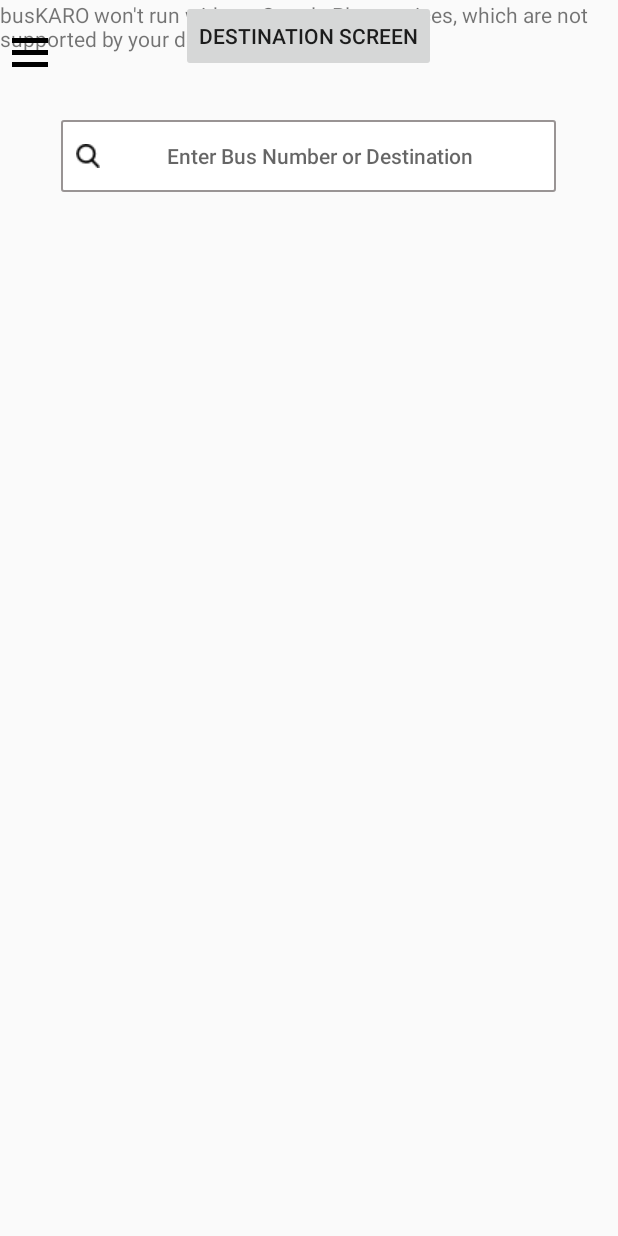
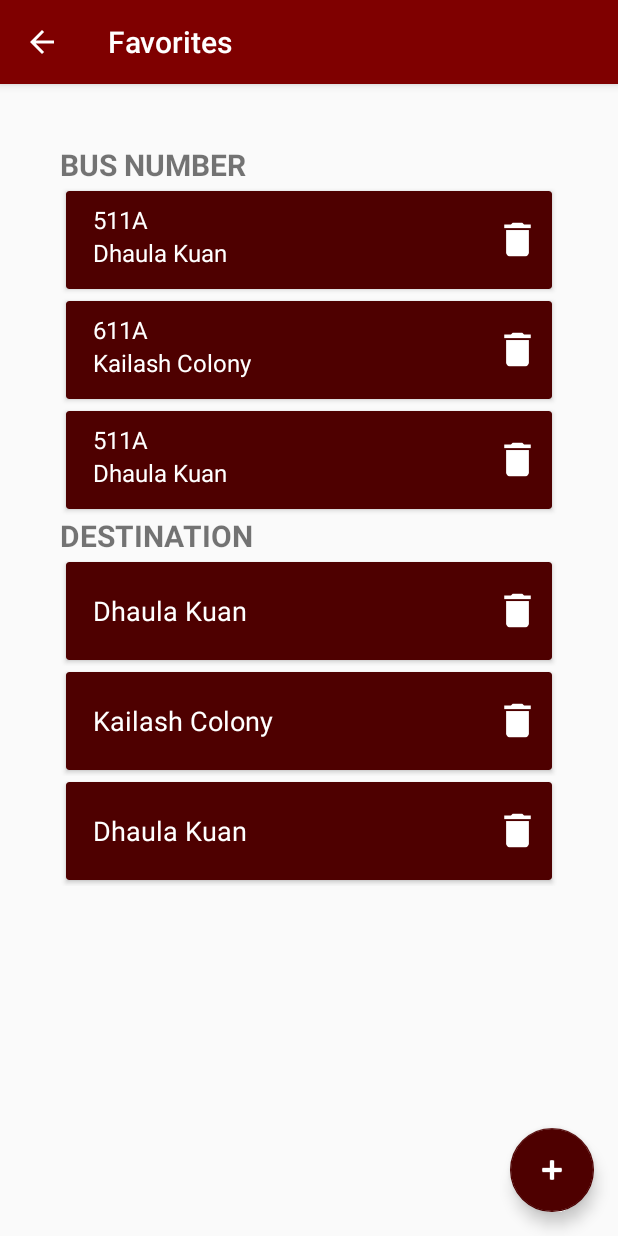
Before and after one commit to khurranasagar/busKAROApp, an Android app: the Homepage screen opened directly, with no data from a screen before it, after a tap on "Favorites", on a phone screen of 412 x 824 dp. Run offline under Robolectric (Android 15) with nearby library versions, the phone set to English and light mode, and no system bars; our stand-ins replace CircleImageView, Firebase (no records; nobody signed in at launch, a user with empty details on screens opened directly), Picasso; pictures from the network do not load; 5 statements that could not run were skipped; 3 other taps on this screen came first.

Commit message:
Favorites screen & nav drawer shadow removed

```diff
--- /dev/null
+++ b/app/src/main/java/com/example/sagar/buskaro/FavBusNo.java
@@ -0,0 +1,20 @@
+package com.example.sagar.buskaro;
+
+public class FavBusNo {
+    private String fav_busno;
+    private String fav_dest;
+
+    public String getFav_busno() {
+        return fav_busno;
+    }
+
+    public String getFav_dest() {
+        return fav_dest;
+    }
+
+    public FavBusNo(String fav_busno, String fav_dest) {
+
+        this.fav_busno = fav_busno;
+        this.fav_dest = fav_dest;
+    }
+}
--- /dev/null
+++ b/app/src/main/java/com/example/sagar/buskaro/FavBusnoAdapter.java
@@ -0,0 +1,67 @@
+package com.example.sagar.buskaro;
+
+import android.content.Context;
+import android.support.v7.widget.RecyclerView;
+import android.view.LayoutInflater;
+import android.view.View;
+import android.view.ViewGroup;
+import android.widget.TextView;
+
+
+import java.util.List;
+
+/**
+ * Created by Belal on 10/18/2017.
+ */
+
+
+public class FavBusnoAdapter extends RecyclerView.Adapter<FavBusnoAdapter.FavBusNoViewHolder> {
+
+
+    private Context mCtx;
+    private List<FavBusNo> buslist;
+
+    public FavBusnoAdapter(Context mCtx, List<FavBusNo> buslist) {
+        this.mCtx = mCtx;
+        this.buslist = buslist;
+    }
+
+    @Override
+    public FavBusNoViewHolder onCreateViewHolder(ViewGroup parent, int viewType) {
+        //inflating and returning our view holder
+        LayoutInflater inflater = LayoutInflater.from(mCtx);
+        View view = inflater.inflate(R.layout.fav_busnocard, null);
+        return new FavBusNoViewHolder(view);
+    }
+
+    @Override
+    public void onBindViewHolder(FavBusNoViewHolder holder, int position) {
+        //getting the product of the specified position
+        FavBusNo product = buslist.get(position);
+
+        //binding the data with the viewholder views
+        holder.fav_busno.setText(product.getFav_busno());
+        holder.fav_dest.setText(product.getFav_dest());
+
+    }
+
+
+    @Override
+    public int getItemCount() {
+        return buslist.size();
+    }
+
+
+    class FavBusNoViewHolder extends RecyclerView.ViewHolder {
+
+        TextView fav_busno,fav_dest;
+
+        public FavBusNoViewHolder(View itemView) {
+            super(itemView);
+
+            fav_busno = itemView.findViewById(R.id.Busno_fav1);
+            fav_dest = itemView.findViewById(R.id.EndDestination_fav1);
+
+        }
+    }
+}
--- /dev/null
+++ b/app/src/main/java/com/example/sagar/buskaro/FavDest.java
@@ -0,0 +1,21 @@
+package com.example.sagar.buskaro;
+
+import android.support.v7.widget.RecyclerView;
+
+import java.util.List;
+
+public class FavDest{
+    private String fav_dest;
+
+    public FavDest(Favorites favorites, List<FavDest> destList) {
+    }
+
+    public String getFav_dest() {
+        return fav_dest;
+    }
+
+    public FavDest(String fav_dest) {
+
+        this.fav_dest = fav_dest;
+    }
+}
--- /dev/null
+++ b/app/src/main/java/com/example/sagar/buskaro/FavDestAdapter.java
@@ -0,0 +1,61 @@
+package com.example.sagar.buskaro;
+
+import android.content.Context;
+import android.support.v7.widget.RecyclerView;
+import android.view.LayoutInflater;
+import android.view.View;
+import android.view.ViewGroup;
+import android.widget.TextView;
+
+
+import java.util.List;
+
+/**
+ * Created by Belal on 10/18/2017.
+ */
+
+
+public class FavDestAdapter extends RecyclerView.Adapter<FavDestAdapter.FavDestViewHolder> {
+
+
+    private Context mCtx;
+    private List<FavDest> buslist;
+
+    public FavDestAdapter(Context mCtx, List<FavDest> buslist) {
+        this.mCtx = mCtx;
+        this.buslist = buslist;
+    }
+
+    @Override
+    public FavDestAdapter.FavDestViewHolder onCreateViewHolder(ViewGroup parent, int viewType) {
+        //inflating and returning our view holder
+        LayoutInflater inflater = LayoutInflater.from(mCtx);
+        View view = inflater.inflate(R.layout.fav_destcard, null);
+        return new FavDestAdapter.FavDestViewHolder(view);
+    }
+
+    @Override
+    public void onBindViewHolder(FavDestAdapter.FavDestViewHolder holder, int position) {
+        //getting the product of the specified position
+        FavDest product = buslist.get(position);
+        holder.fav_dest.setText(product.getFav_dest());
+        }
+
+
+    @Override
+    public int getItemCount() {
+        return buslist.size();
+    }
+
+
+    class FavDestViewHolder extends RecyclerView.ViewHolder {
+
+        TextView fav_dest;
+
+        public FavDestViewHolder(View itemView) {
+            super(itemView);
+            fav_dest = itemView.findViewById(R.id.EndDestination_fav2);
+
+        }
+    }
+}
--- /dev/null
+++ b/app/src/main/java/com/example/sagar/buskaro/Favorites.java
@@ -0,0 +1,128 @@
+package com.example.sagar.buskaro;
+
+import android.os.Bundle;
+import android.support.design.widget.FloatingActionButton;
+import android.support.v7.app.AppCompatActivity;
+import android.support.v7.widget.LinearLayoutManager;
+import android.support.v7.widget.RecyclerView;
+import android.support.v7.widget.Toolbar;
+import android.util.Log;
+import android.view.View;
+import android.view.animation.Animation;
+import android.view.animation.AnimationUtils;
+
+import java.util.ArrayList;
+import java.util.List;
+
+public class Favorites extends AppCompatActivity implements View.OnClickListener{
+    private Boolean isFabOpen = false;
+    List<FavBusNo> buslist;
+    List<FavDest> destList;
+    RecyclerView recyclerView,recyclerView2;
+    private FloatingActionButton fab,fab1,fab2;
+    private Animation fab_open,fab_close,rotate_forward,rotate_backward;
+
+    @Override
+    protected void onCreate(Bundle savedInstanceState) {
+        super.onCreate(savedInstanceState);
+        setContentView(R.layout.activity_favorites);
+        Toolbar mActionBarToolbar = findViewById(R.id.toolbar_actionbar);
+        setSupportActionBar(mActionBarToolbar);
+        getSupportActionBar().setTitle(R.string.title_activity_favorites);
+        getSupportActionBar().setDisplayHomeAsUpEnabled(true);
+        getSupportActionBar().setDisplayShowHomeEnabled(true);
+
+        recyclerView = (RecyclerView) findViewById(R.id.fav_rv1);
+        recyclerView.setHasFixedSize(true);
+        recyclerView.setLayoutManager(new LinearLayoutManager(this));
+
+        recyclerView2 = (RecyclerView) findViewById(R.id.fav_rv2);
+        recyclerView2.setHasFixedSize(true);
+        recyclerView2.setLayoutManager(new LinearLayoutManager(this));
+
+        buslist = new ArrayList<>();
+        buslist.add(new FavBusNo("511A","Dhaula Kuan"));
+        buslist.add(new FavBusNo("611A","Kailash Colony"));
+        buslist.add(new FavBusNo("511A","Dhaula Kuan"));
+        buslist.add(new FavBusNo("611A","Kailash Colony"));
+        buslist.add(new FavBusNo("511A","Dhaula Kuan"));
+        buslist.add(new FavBusNo("611A","Kailash Colony"));
+        FavBusnoAdapter adapter = new FavBusnoAdapter(this, buslist);
+
+        recyclerView.setAdapter(adapter);
+
+        destList = new ArrayList<>();
+        destList.add(new FavDest("Dhaula Kuan"));
+        destList.add(new FavDest("Kailash Colony"));
+        destList.add(new FavDest("Dhaula Kuan"));
+        destList.add(new FavDest("Kailash Colony"));
+        destList.add(new FavDest("Dhaula Kuan"));
+        destList.add(new FavDest("Kailash Colony"));
+        FavDestAdapter adapter2 = new FavDestAdapter(this, destList);
+
+        recyclerView2.setAdapter(adapter2);
+
+        fab = (FloatingActionButton)findViewById(R.id.fab);
+        fab1 = (FloatingActionButton)findViewById(R.id.fab1);
+        fab2 = (FloatingActionButton)findViewById(R.id.fab2);
+        fab_open = AnimationUtils.loadAnimation(getApplicationContext(), R.anim.fab_open);
+        fab_close = AnimationUtils.loadAnimation(getApplicationContext(),R.anim.fab_close);
+        rotate_forward = AnimationUtils.loadAnimation(getApplicationContext(),R.anim.rotate_forward);
+        rotate_backward = AnimationUtils.loadAnimation(getApplicationContext(),R.anim.rotate_backward);
+        fab.setOnClickListener(this);
+        fab1.setOnClickListener(this);
+        fab2.setOnClickListener(this);
+
+
+
+    }
+
+    @Override
+    public void onClick(View v) {
+        int id = v.getId();
+        switch (id){
+            case R.id.fab:
+
+                animateFAB();
+                break;
+            case R.id.fab1:
+
+                Log.d("Favorites", "Fab 1");
+                break;
+            case R.id.fab2:
+
+                Log.d("Favorites", "Fab 2");
+                break;
+        }
+    }
+
+    public void animateFAB(){
+
+        if(isFabOpen){
+
+            fab.startAnimation(rotate_backward);
+            fab1.startAnimation(fab_close);
+            fab2.startAnimation(fab_close);
+            fab1.setClickable(false);
+            fab2.setClickable(false);
+            isFabOpen = false;
+            Log.d("Favorites", "close");
+
+        } else {
+
+            fab.startAnimation(rotate_forward);
+            fab1.startAnimation(fab_open);
+            fab2.startAnimation(fab_open);
+            fab1.setClickable(true);
+            fab2.setClickable(true);
+            isFabOpen = true;
+            Log.d("Favorites","open");
+
+        }
+    }
+
+    public boolean onSupportNavigateUp() {
+        onBackPressed();
+        return true;
+    }
+}
--- a/app/src/main/java/com/example/sagar/buskaro/Homepage.java
+++ b/app/src/main/java/com/example/sagar/buskaro/Homepage.java
@@ -62,6 +62,7 @@ public class Homepage extends AppCompatActivity
         });
 
         drawer.setDrawerLockMode(DrawerLayout.LOCK_MODE_LOCKED_CLOSED);
+        drawer.setScrimColor(getResources().getColor(android.R.color.transparent));
 
         image = (ImageView) findViewById(R.id.startDrawer);
         image.setOnClickListener(new View.OnClickListener() {
@@ -122,6 +123,8 @@ public class Homepage extends AppCompatActivity
         int id = item.getItemId();
 
         if (id == R.id.nav_favorite) {
+            Intent intent2 = new Intent(Homepage.this,Favorites.class);
+            startActivity(intent2);
 
         }else if(id == R.id.nav_help) {
             Intent intent = new Intent(Homepage.this,Help.class);
--- /dev/null
+++ b/app/src/main/res/layout/activity_favorites.xml
@@ -0,0 +1,66 @@
+<?xml version="1.0" encoding="utf-8"?>
+<android.support.design.widget.CoordinatorLayout xmlns:android="http://schemas.android.com/apk/res/android"
+    xmlns:app="http://schemas.android.com/apk/res-auto"
+    xmlns:tools="http://schemas.android.com/tools"
+    android:layout_width="match_parent"
+    android:layout_height="match_parent"
+    tools:context=".Favorites">
+
+    <android.support.design.widget.AppBarLayout
+        android:layout_width="match_parent"
+        android:layout_height="wrap_content"
+        android:theme="@style/AppTheme.NoActionBar.AppBarOverlay">
+
+        <android.support.v7.widget.Toolbar
+            android:id="@+id/toolbar_actionbar"
+            android:theme="@style/ToolBarStyle"
+            android:layout_width="match_parent"
+            android:layout_height="?actionBarSize"
+            android:background="?attr/colorPrimary"
+            android:elevation="4dp"/>
+
+    </android.support.design.widget.AppBarLayout>
+
+    <include layout="@layout/content_favorites" />
+
+    <android.support.design.widget.FloatingActionButton
+        android:id="@+id/fab2"
+        android:layout_width="wrap_content"
+        android:layout_height="wrap_content"
+        android:layout_marginBottom="160dp"
+        android:layout_gravity="bottom|end"
+        android:layout_marginRight="@dimen/fab_margin"
+        android:visibility="invisible"
+        app:backgroundTint="@color/colorPrimary"
+        app:elevation="6dp"
+        app:pressedTranslationZ="12dp"
+        android:src="@android:drawable/ic_input_add"
+        android:tint="@android:color/white" />
+
+    <android.support.design.widget.FloatingActionButton
+        android:id="@+id/fab1"
+        android:layout_width="wrap_content"
+        android:layout_height="wrap_content"
+        android:layout_marginBottom="90dp"
+        android:layout_gravity="bottom|end"
+        android:layout_marginRight="@dimen/fab_margin"
+        android:visibility="invisible"
+        app:elevation="6dp"
+        app:backgroundTint="@color/colorPrimary"
+        app:pressedTranslationZ="12dp"
+        android:src="@android:drawable/ic_input_add"
+        android:tint="@android:color/white"/>
+
+    <android.support.design.widget.FloatingActionButton
+        android:id="@+id/fab"
+        android:layout_width="wrap_content"
+        android:layout_height="wrap_content"
+        android:layout_gravity="bottom|end"
+        app:elevation="6dp"
+        app:backgroundTint="@color/colorPrimaryDark"
+        app:pressedTranslationZ="12dp"
+        android:layout_margin="@dimen/fab_margin"
+        android:src="@android:drawable/ic_input_add"
+        android:tint="@android:color/white" />
+
+</android.support.design.widget.CoordinatorLayout>
--- /dev/null
+++ b/app/src/main/res/layout/content_favorites.xml
@@ -0,0 +1,41 @@
+<?xml version="1.0" encoding="utf-8"?>
+<LinearLayout xmlns:android="http://schemas.android.com/apk/res/android"
+    xmlns:app="http://schemas.android.com/apk/res-auto"
+    xmlns:tools="http://schemas.android.com/tools"
+    android:layout_width="match_parent"
+    android:layout_height="match_parent"
+    android:orientation="vertical"
+    android:layout_margin="40dp"
+    app:layout_behavior="@string/appbar_scrolling_view_behavior"
+    tools:context=".Favorites"
+    tools:showIn="@layout/activity_favorites">
+    <TextView
+        android:id="@+id/fav_busno"
+        android:layout_width="wrap_content"
+        android:layout_height="wrap_content"
+        android:textSize="20sp"
+        android:textStyle="bold"
+        android:text="BUS NUMBER"/>
+
+    <android.support.v7.widget.RecyclerView
+        android:layout_width="match_parent"
+        android:id="@+id/fav_rv1"
+        android:layout_height="220dp">
+
+    </android.support.v7.widget.RecyclerView>
+
+    <TextView
+        android:id="@+id/fav_dest"
+        android:layout_width="wrap_content"
+        android:layout_height="wrap_content"
+        android:textSize="20sp"
+        android:textStyle="bold"
+        android:text="DESTINATION"/>
+
+    <android.support.v7.widget.RecyclerView
+        android:layout_width="match_parent"
+        android:id="@+id/fav_rv2"
+        android:layout_height="220dp">
+
+    </android.support.v7.widget.RecyclerView>
+</LinearLayout>
--- /dev/null
+++ b/app/src/main/res/layout/fav_busnocard.xml
@@ -0,0 +1,57 @@
+<?xml version="1.0" encoding="utf-8"?>
+<LinearLayout xmlns:android="http://schemas.android.com/apk/res/android"
+    xmlns:app="http://schemas.android.com/apk/res-auto"
+    android:orientation="vertical"
+    android:layout_width="match_parent"
+    android:layout_height="wrap_content">
+
+    <android.support.v7.widget.CardView
+        android:layout_width="match_parent"
+        android:layout_height="wrap_content"
+        app:cardBackgroundColor="@color/colorPrimaryDark"
+        android:layout_margin="4dp">
+
+        <RelativeLayout
+            android:layout_width="match_parent"
+            android:layout_height="65dp"
+            android:orientation="horizontal"
+            android:padding="8dp">
+
+            <TextView
+                android:id="@+id/Busno_fav1"
+                android:layout_width="wrap_content"
+                android:layout_height="wrap_content"
+                android:layout_alignParentTop="true"
+                android:layout_marginLeft="10dp"
+                android:text="445A"
+                android:textAppearance="@style/Base.TextAppearance.AppCompat.Small"
+                android:textColor="#FFFFFF"
+                android:textSize="16sp" />
+
+            <TextView
+                android:id="@+id/EndDestination_fav1"
+                android:layout_width="wrap_content"
+                android:layout_height="wrap_content"
+                android:layout_below="@+id/Busno_fav1"
+                android:layout_marginLeft="10dp"
+                android:text="Humdard Nagar"
+                android:textAppearance="@style/Base.TextAppearance.AppCompat.Small"
+                android:textColor="#FFFFFF"
+                android:textSize="16sp" />
+
+            <ImageView
+                android:id="@+id/dustbin"
+                android:layout_width="30dp"
+                android:layout_height="30dp"
+                android:layout_alignParentEnd="true"
+                android:layout_centerVertical="true"
+                android:adjustViewBounds="false"
+                android:src="@drawable/ic_delete" />
+
+        </RelativeLayout>
+
+
+
+    </android.support.v7.widget.CardView>
+
+</LinearLayout>
--- /dev/null
+++ b/app/src/main/res/layout/fav_destcard.xml
@@ -0,0 +1,46 @@
+<?xml version="1.0" encoding="utf-8"?>
+<LinearLayout xmlns:android="http://schemas.android.com/apk/res/android"
+    xmlns:app="http://schemas.android.com/apk/res-auto"
+    android:orientation="vertical"
+    android:layout_width="match_parent"
+    android:layout_height="wrap_content">
+
+    <android.support.v7.widget.CardView
+        android:layout_width="match_parent"
+        android:layout_height="wrap_content"
+        app:cardBackgroundColor="@color/colorPrimaryDark"
+        android:layout_margin="4dp">
+
+        <RelativeLayout
+            android:layout_width="match_parent"
+            android:layout_height="65dp"
+            android:orientation="horizontal"
+            android:padding="8dp">
+
+            <TextView
+                android:id="@+id/EndDestination_fav2"
+                android:layout_width="wrap_content"
+                android:layout_height="wrap_content"
+                android:layout_marginLeft="10dp"
+                android:layout_centerVertical="true"
+                android:text="Humdard Nagar"
+                android:textAppearance="@style/Base.TextAppearance.AppCompat.Small"
+                android:textColor="#FFFFFF"
+                android:textSize="18sp" />
+
+            <ImageView
+                android:id="@+id/dustbin2"
+                android:layout_width="30dp"
+                android:layout_height="30dp"
+                android:layout_alignParentEnd="true"
+                android:layout_centerVertical="true"
+                android:adjustViewBounds="false"
+                android:src="@drawable/ic_delete" />
+
+        </RelativeLayout>
+
+
+
+    </android.support.v7.widget.CardView>
+
+</LinearLayout>
--- a/app/src/main/res/values/strings.xml
+++ b/app/src/main/res/values/strings.xml
@@ -28,4 +28,5 @@
     <string name="popular">Popular</string>
     <string name="Feedback_title">Feedback</string>
     <string name="help_title">Help</string>
+    <string name="title_activity_favorites">Favorites</string>
 </resources>
```
Also changed, not shown: app/src/main/AndroidManifest.xml (+6 -1 lines), app/src/main/res/anim/fab_close.xml (added, +17 -0 lines), app/src/main/res/anim/fab_open.xml (added, +18 -0 lines), app/src/main/res/anim/rotate_backward.xml (added, +10 -0 lines), app/src/main/res/anim/rotate_forward.xml (added, +10 -0 lines), app/src/main/res/anim/slide_in_up.xml (renamed from app/src/main/res/transition/slide_in_up.xml), app/src/main/res/anim/stay.xml (renamed from app/src/main/res/transition/stay.xml), app/src/main/res/drawable/ic_delete.png (added).
